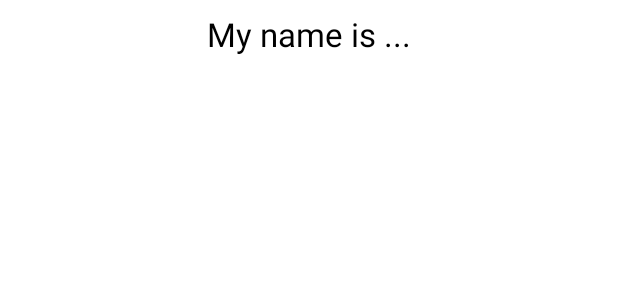
After one commit to anisimovgnVT191/Android_sem6, an Android app: the layout fragment_view_pager_item.xml on its own in the app's theme, with its tools: preview values and no code run, on a phone screen of 412 x 824 dp. The commit adds this screen. Shown: the top 300 px of the screen. Run offline under Robolectric (Android 15) with nearby library versions, the phone set to English and light mode, and no system bars; Roboto replaces fonts that are not available here.

Commit message:
Bottom tabs implemented

```diff
--- a/app/build.gradle
+++ b/app/build.gradle
@@ -39,6 +39,7 @@ dependencies {
     implementation 'androidx.appcompat:appcompat:1.4.1'
     implementation 'com.google.android.material:material:1.5.0'
     implementation 'androidx.constraintlayout:constraintlayout:2.1.3'
+    implementation 'androidx.legacy:legacy-support-v4:1.0.0'
     testImplementation 'junit:junit:4.+'
     androidTestImplementation 'androidx.test.ext:junit:1.1.3'
     androidTestImplementation 'androidx.test.espresso:espresso-core:3.4.0'
--- a/app/src/main/java/com/example/android/lab12/MainActivity.kt
+++ b/app/src/main/java/com/example/android/lab12/MainActivity.kt
@@ -19,6 +19,7 @@ class MainActivity : AppCompatActivity() {
         setContentView(binding.root)
         setSpannableTitleColor()
         setListeners()
+        setViewPagerFragment()
     }
     private fun setSpannableTitleColor(){
         val title = binding.appBar.title.toString()
@@ -33,6 +34,11 @@ class MainActivity : AppCompatActivity() {
 
 
     }
+    private fun setViewPagerFragment(){
+        supportFragmentManager.beginTransaction()
+            .replace(binding.viewpagerContainer.id, ViewPagerFragment())
+            .commit()
+    }
     private fun setListeners(){
         binding.appBar.setNavigationOnClickListener{
             Toast.makeText(this, "Settings button pressed", Toast.LENGTH_SHORT).show()
--- /dev/null
+++ b/app/src/main/res/layout/fragment_view_pager_item.xml
@@ -0,0 +1,26 @@
+<?xml version="1.0" encoding="utf-8"?>
+<androidx.constraintlayout.widget.ConstraintLayout xmlns:android="http://schemas.android.com/apk/res/android"
+    xmlns:tools="http://schemas.android.com/tools"
+    xmlns:app="http://schemas.android.com/apk/res-auto"
+    android:layout_width="match_parent"
+    android:layout_height="match_parent"
+    tools:context=".ViewPagerItemFragment">
+
+    <com.google.android.material.textview.MaterialTextView
+        android:id="@+id/name"
+        android:layout_width="match_parent"
+        android:layout_height="wrap_content"
+        android:textSize="@dimen/fragment_name_text_size"
+        android:textColor="@color/black"
+        android:gravity="center"
+        android:padding="@dimen/fragment_name_padding"
+        app:layout_constraintTop_toTopOf="parent"
+        tools:text="My name is ..."/>
+    <androidx.recyclerview.widget.RecyclerView
+        android:id="@+id/posts_recycler"
+        android:layout_width="match_parent"
+        android:layout_height="0dp"
+        app:layout_constraintTop_toBottomOf="@id/name"
+        app:layout_constraintBottom_toBottomOf="parent"/>
+
+</androidx.constraintlayout.widget.ConstraintLayout>
--- a/app/src/main/res/values/colors.xml
+++ b/app/src/main/res/values/colors.xml
@@ -8,4 +8,6 @@
     <color name="black">#FF000000</color>
     <color name="white">#FFFFFFFF</color>
     <color name="dark_yellow">#E7BB09</color>
+    <color name="gradient_start">#727273</color>
+    <color name="gradient_end">#00000000</color>
 </resources>
--- a/app/src/main/res/values/dimen.xml
+++ b/app/src/main/res/values/dimen.xml
@@ -1,4 +1,11 @@
 <?xml version="1.0" encoding="utf-8"?>
 <resources>
     <item name="toolbar_title_text_size" type="dimen">24sp</item>
+    <item name="fragment_name_text_size" type="dimen">22sp</item>
+    <item name="fragment_name_padding" type="dimen">8dp</item>
+    <item name="post_card_corner_radius" type="dimen">15dp</item>
+    <item name="post_card_elevation" type="dimen">6dp</item>
+    <item name="post_text_size" type="dimen">16sp</item>
+    <item name="post_textview_padding" type="dimen">8dp</item>
+    <item name="tablayout_text_size" type="dimen">14sp</item>
 </resources>
--- a/app/src/main/res/values/themes.xml
+++ b/app/src/main/res/values/themes.xml
@@ -20,4 +20,10 @@
         <item name="android:textSize">@dimen/toolbar_title_text_size</item>
         <item name="android:textAllCaps">true</item>
     </style>
+    <style name="TabLayoutTextAppereance">
+        <item name="android:textSize">@dimen/tablayout_text_size</item>
+        <item name="android:textAllCaps">false</item>
+        <item name="colorPrimary">@color/black</item>
+        <item name="tabSelectedTextColor">@color/black</item>
+    </style>
 </resources>
```
Also changed, not shown: app/src/main/java/com/example/android/lab12/ViewPagerAdapter.kt (added, +15 -0 lines), app/src/main/java/com/example/android/lab12/ViewPagerFragment.kt (added, +42 -0 lines), app/src/main/java/com/example/android/lab12/ViewPagerItemFragment.kt (added, +49 -0 lines), app/src/main/res/drawable/textview_gradient.xml (added, +8 -0 lines), app/src/main/res/layout/activity_main.xml (+11 -4 lines), app/src/main/res/layout/fragment_view_pager.xml (added, +25 -0 lines), app/src/main/res/layout/posts_recycler_item.xml (added, +32 -0 lines).
